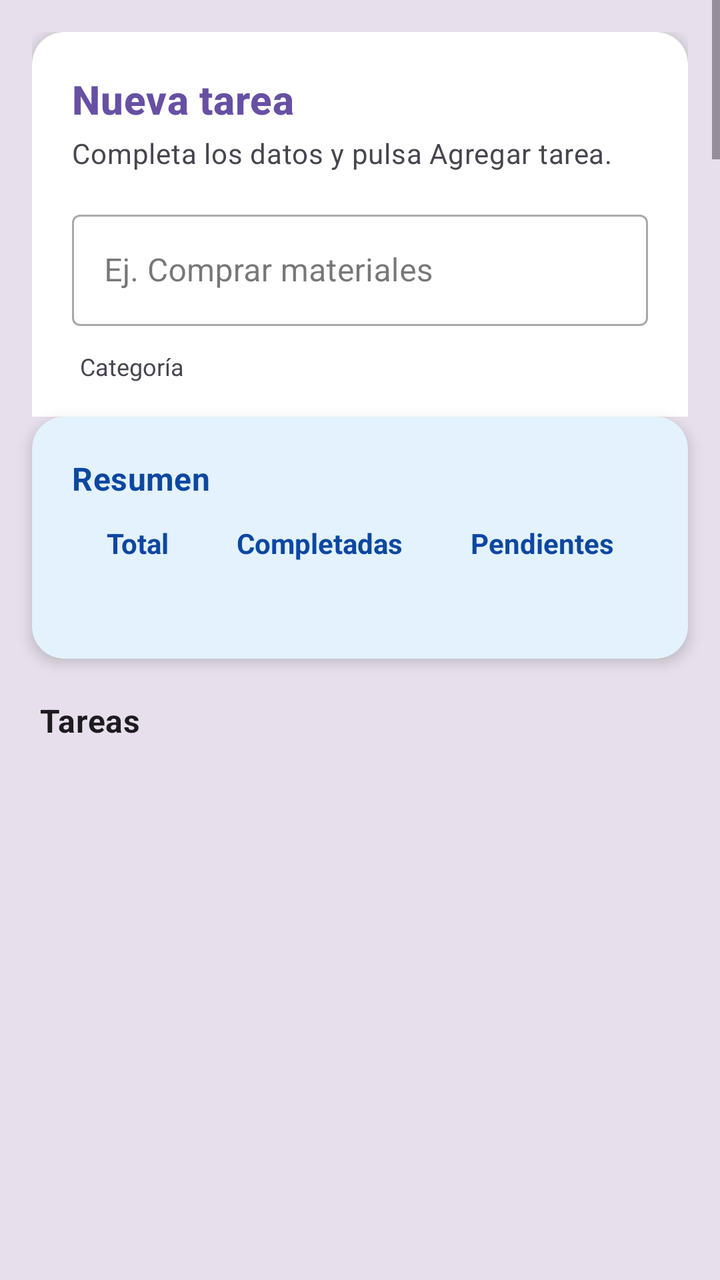
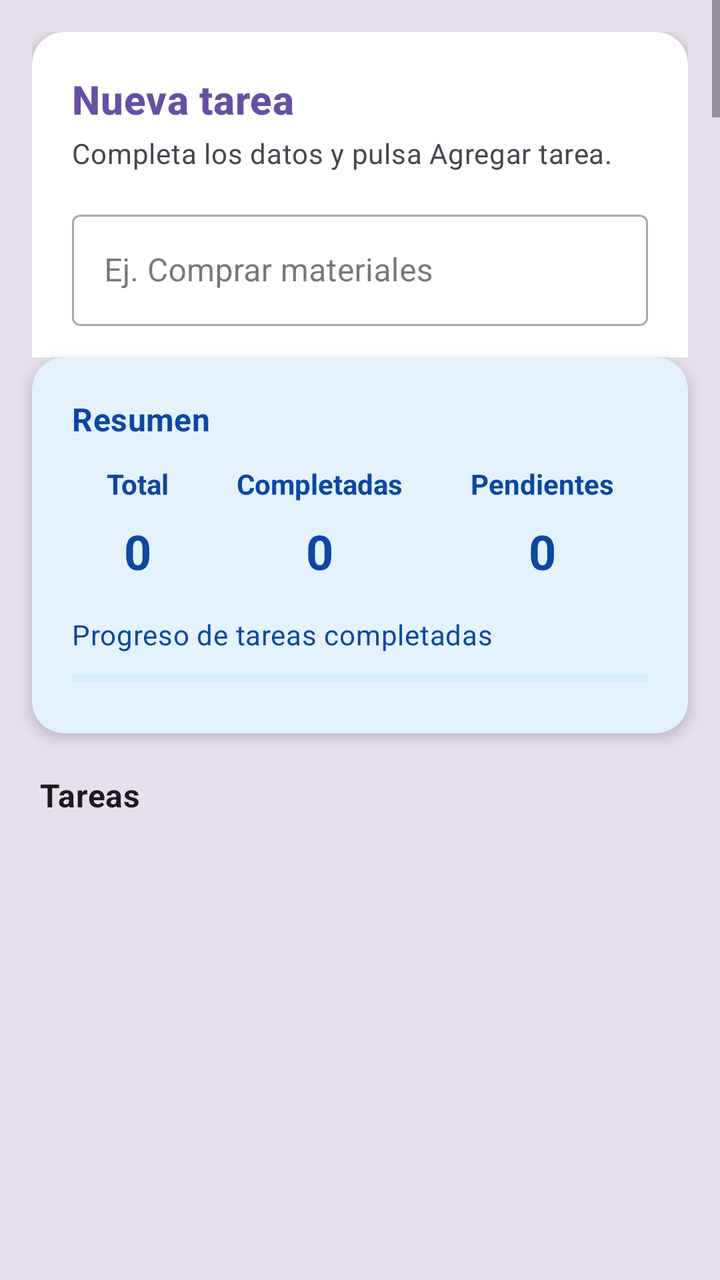

Screens rendered from an Android XML layout before and after an edit, with the pre-edit source and the edit as a unified diff.
<!-- AndroidManifest.xml: application theme Theme.TaskMaster -->
<!-- res/layout/activity_task.xml -->
<?xml version="1.0" encoding="utf-8"?>
<androidx.constraintlayout.widget.ConstraintLayout xmlns:android="http://schemas.android.com/apk/res/android"
    xmlns:app="http://schemas.android.com/apk/res-auto"
    android:id="@+id/mainTask"
    android:layout_width="match_parent"
    android:layout_height="match_parent"
    android:background="?attr/colorSurfaceVariant">

    <LinearLayout
        android:id="@+id/llContenidoTask"
        android:layout_width="0dp"
        android:layout_height="0dp"
        android:orientation="vertical"
        app:layout_constraintBottom_toBottomOf="parent"
        app:layout_constraintEnd_toEndOf="parent"
        app:layout_constraintStart_toStartOf="parent"
        app:layout_constraintTop_toTopOf="parent">

        <ScrollView
            android:id="@+id/scrollFormulario"
            android:layout_width="match_parent"
            android:layout_height="0dp"
            android:layout_weight="1.2"
            android:fillViewport="true">

            <LinearLayout
                android:id="@+id/llFormulario"
                android:layout_width="match_parent"
                android:layout_height="wrap_content"
                android:orientation="vertical"
                android:padding="16dp">

                <androidx.cardview.widget.CardView
                    android:layout_width="match_parent"
                    android:layout_height="wrap_content"
                    android:layout_marginBottom="16dp"
                    app:cardCornerRadius="16dp"
                    app:cardElevation="4dp">

                    <LinearLayout
                        android:layout_width="match_parent"
                        android:layout_height="wrap_content"
                        android:orientation="vertical"
                        android:padding="20dp">

                        <TextView
                            android:layout_width="wrap_content"
                            android:layout_height="wrap_content"
                            android:text="@string/task_form_title"
                            android:textAppearance="@style/TextAppearance.MaterialComponents.Headline6"
                            android:textColor="?attr/colorPrimary"
                            android:textStyle="bold" />

                        <TextView
                            android:layout_width="wrap_content"
                            android:layout_height="wrap_content"
                            android:layout_marginTop="4dp"
                            android:layout_marginBottom="16dp"
                            android:text="@string/task_form_help"
                            android:textAppearance="@style/TextAppearance.MaterialComponents.Body2"
                            android:textColor="?android:attr/textColorSecondary" />

                        <com.google.android.material.textfield.TextInputLayout
                            style="@style/Widget.MaterialComponents.TextInputLayout.OutlinedBox"
                            android:layout_width="match_parent"
                            android:layout_height="wrap_content"
                            android:layout_marginBottom="12dp"
                            android:hint="@string/task_name_hint">

                            <com.google.android.material.textfield.TextInputEditText
                                android:id="@+id/etNombreTarea"
                                android:layout_width="match_parent"
                                android:layout_height="wrap_content"
                                android:imeOptions="actionDone"
                                android:inputType="textCapSentences|text"
                                android:singleLine="true" />
                        </com.google.android.material.textfield.TextInputLayout>

                        <TextView
                            android:layout_width="wrap_content"
                            android:layout_height="wrap_content"
                            android:layout_marginStart="4dp"
                            android:labelFor="@id/spinnerCategoria"
                            android:text="@string/task_category_label"
                            android:textColor="?attr/colorOnSurfaceVariant"
                            android:textSize="12sp" />

                        <Spinner
                            android:id="@+id/spinnerCategoria"
                            android:layout_width="match_parent"
                            android:layout_height="56dp"
                            android:layout_marginTop="4dp"
                            android:layout_marginBottom="12dp"
                            android:background="@drawable/abc_spinner_textfield_background_material"
                            android:entries="@array/task_categories" />

                        <TextView
                            android:layout_width="wrap_content"
                            android:layout_height="wrap_content"
                            android:layout_marginStart="4dp"
                            android:text="@string/task_priority_label"
                            android:textColor="?attr/colorOnSurfaceVariant"
                            android:textSize="12sp" />

                        <RadioGroup
                            android:id="@+id/rgPrioridad"
                            android:layout_width="match_parent"
                            android:layout_height="wrap_content"
                            android:layout_marginTop="4dp"
                            android:layout_marginBottom="12dp"
                            android:orientation="horizontal">

                            <RadioButton
                                android:id="@+id/rbAlta"
                                android:layout_width="0dp"
                                android:layout_height="wrap_content"
                                android:layout_weight="1"
                                android:buttonTint="?attr/colorError"
                                android:text="@string/task_priority_high" />

                            <RadioButton
                                android:id="@+id/rbMedia"
                                android:layout_width="0dp"
                                android:layout_height="wrap_content"
                                android:layout_weight="1"
                                android:buttonTint="#FF9800"
                                android:text="@string/task_priority_medium" />

                            <RadioButton
                                android:id="@+id/rbBaja"
                                android:layout_width="0dp"
                                android:layout_height="wrap_content"
                                android:layout_weight="1"
                                android:buttonTint="#4CAF50"
                                android:text="@string/task_priority_low" />
                        </RadioGroup>

                        <TextView
                            android:layout_width="wrap_content"
                            android:layout_height="wrap_content"
                            android:layout_marginStart="4dp"
                            android:labelFor="@id/ratingDificultad"
                            android:text="@string/task_difficulty_label"
                            android:textColor="?attr/colorOnSurfaceVariant"
                            android:textSize="12sp" />

                        <RatingBar
                            android:id="@+id/ratingDificultad"
                            android:layout_width="wrap_content"
                            android:layout_height="wrap_content"
                            android:layout_marginTop="4dp"
                            android:layout_marginBottom="16dp"
                            android:numStars="5"
                            android:progressTint="#FFC107"
                            android:rating="0"
                            android:stepSize="1.0" />

                        <com.google.android.material.button.MaterialButton
                            android:id="@+id/btnAgregarTarea"
                            android:layout_width="match_parent"
                            android:layout_height="56dp"
                            android:text="@string/task_add_button"
                            android:textSize="16sp"
                            app:cornerRadius="8dp" />
                    </LinearLayout>
                </androidx.cardview.widget.CardView>
            </LinearLayout>
        </ScrollView>

        <androidx.cardview.widget.CardView
            android:layout_width="match_parent"
            android:layout_height="wrap_content"
            android:layout_marginStart="16dp"
            android:layout_marginEnd="16dp"
            android:layout_marginBottom="8dp"
            app:cardCornerRadius="16dp"
            app:cardElevation="4dp"
            app:cardBackgroundColor="#E3F2FD">

            <LinearLayout
                android:layout_width="match_parent"
                android:layout_height="121dp"
                android:orientation="vertical"
                android:padding="20dp">

                <TextView
                    android:layout_width="wrap_content"
                    android:layout_height="wrap_content"
                    android:layout_marginBottom="12dp"
                    android:text="@string/task_summary_title"
                    android:textAppearance="@style/TextAppearance.MaterialComponents.Subtitle1"
                    android:textColor="#0D47A1"
                    android:textStyle="bold" />

                <TableLayout
                    android:id="@+id/tableResumen"
                    android:layout_width="match_parent"
                    android:layout_height="wrap_content"
                    android:layout_marginBottom="16dp"
                    android:stretchColumns="*">

                    <TableRow>

                        <TextView
                            android:layout_width="wrap_content"
                            android:layout_height="wrap_content"
                            android:gravity="center"
                            android:text="@string/task_summary_total"
                            android:textColor="#0D47A1"
                            android:textStyle="bold" />

                        <TextView
                            android:layout_width="wrap_content"
                            android:layout_height="wrap_content"
                            android:gravity="center"
                            android:text="@string/task_summary_completed"
                            android:textColor="#0D47A1"
                            android:textStyle="bold" />

                        <TextView
                            android:layout_width="wrap_content"
                            android:layout_height="wrap_content"
                            android:gravity="center"
                            android:text="@string/task_summary_pending"
                            android:textColor="#0D47A1"
                            android:textStyle="bold" />
                    </TableRow>

                    <TableRow android:layout_marginTop="8dp">

                        <TextView
                            android:id="@+id/tvTotalValor"
                            android:layout_width="wrap_content"
                            android:layout_height="wrap_content"
                            android:gravity="center"
                            android:text="@string/task_initial_count"
                            android:textAppearance="@style/TextAppearance.MaterialComponents.Headline5"
                            android:textColor="#0D47A1"
                            android:textStyle="bold" />

                        <TextView
                            android:id="@+id/tvCompletadasValor"
                            android:layout_width="wrap_content"
                            android:layout_height="wrap_content"
                            android:gravity="center"
                            android:text="@string/task_initial_count"
                            android:textAppearance="@style/TextAppearance.MaterialComponents.Headline5"
                            android:textColor="#0D47A1"
                            android:textStyle="bold" />

                        <TextView
                            android:id="@+id/tvPendientesValor"
                            android:layout_width="wrap_content"
                            android:layout_height="wrap_content"
                            android:gravity="center"
                            android:text="@string/task_initial_count"
                            android:textAppearance="@style/TextAppearance.MaterialComponents.Headline5"
                            android:textColor="#0D47A1"
                            android:textStyle="bold" />
                    </TableRow>
                </TableLayout>

                <TextView
                    android:layout_width="wrap_content"
                    android:layout_height="wrap_content"
                    android:layout_marginBottom="8dp"
                    android:text="@string/task_progress_label"
                    android:textAppearance="@style/TextAppearance.MaterialComponents.Body2"
                    android:textColor="#0D47A1" />

                <ProgressBar
                    android:id="@+id/progressCompletadas"
                    style="?android:attr/progressBarStyleHorizontal"
                    android:layout_width="match_parent"
                    android:layout_height="8dp"
                    android:layout_marginBottom="4dp"
                    android:indeterminate="false"
                    android:max="100"
                    android:min="0"
                    android:progress="0"
                    android:progressBackgroundTint="#BBDEFB"
                    android:progressTint="?attr/colorPrimary" />
            </LinearLayout>
        </androidx.cardview.widget.CardView>

        <TextView
            android:id="@+id/tvTituloLista"
            android:layout_width="match_parent"
            android:layout_height="wrap_content"
            android:paddingStart="20dp"
            android:paddingTop="12dp"
            android:paddingEnd="20dp"
            android:paddingBottom="8dp"
            android:text="@string/task_list_title"
            android:textAppearance="@style/TextAppearance.MaterialComponents.Subtitle1"
            android:textColor="?attr/colorOnSurface"
            android:textStyle="bold" />

        <androidx.recyclerview.widget.RecyclerView
            android:id="@+id/rvTareas"
            android:layout_width="match_parent"
            android:layout_height="0dp"
            android:layout_weight="1.5"
            android:clipToPadding="false"
            android:paddingStart="16dp"
            android:paddingEnd="16dp"
            android:paddingBottom="16dp" />
    </LinearLayout>

</androidx.constraintlayout.widget.ConstraintLayout>
<!-- resources referenced by this layout -->
<resources>
  <string-array name="task_categories">
          <item>Personal</item>
          <item>Estudio</item>
          <item>Trabajo</item>
      </string-array>
  <string name="task_add_button">Agregar tarea</string>
  <string name="task_category_label">Categoría</string>
  <string name="task_difficulty_label">Dificultad</string>
  <string name="task_form_help">Completa los datos y pulsa Agregar tarea.</string>
  <string name="task_form_title">Nueva tarea</string>
  <string name="task_initial_count">0</string>
  <string name="task_list_title">Tareas</string>
  <string name="task_name_hint">Ej. Comprar materiales</string>
  <string name="task_priority_high">Alta</string>
  <string name="task_priority_label">Prioridad</string>
  <string name="task_priority_low">Baja</string>
  <string name="task_priority_medium">Media</string>
  <string name="task_progress_label">Progreso de tareas completadas</string>
  <string name="task_summary_completed">Completadas</string>
  <string name="task_summary_pending">Pendientes</string>
  <string name="task_summary_title">Resumen</string>
  <string name="task_summary_total">Total</string>
  <style name="Theme.TaskMaster" parent="Theme.Material3.DayNight.NoActionBar" />
</resources>

<!-- the commit's change to res/layout/activity_task.xml (unified diff, before → after) -->
@@ -179,7 +179,7 @@
 
             <LinearLayout
                 android:layout_width="match_parent"
-                android:layout_height="121dp"
+                android:layout_height="wrap_content"
                 android:orientation="vertical"
                 android:padding="20dp">
 
